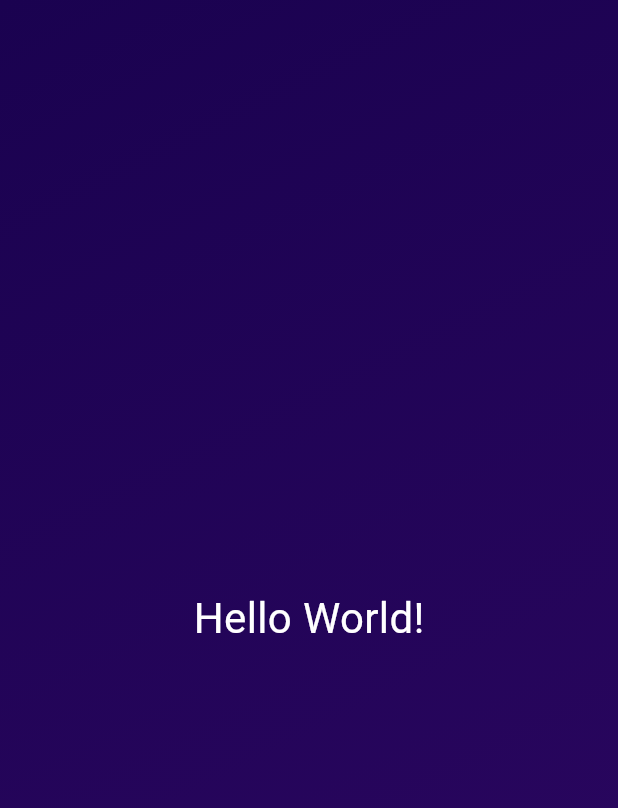
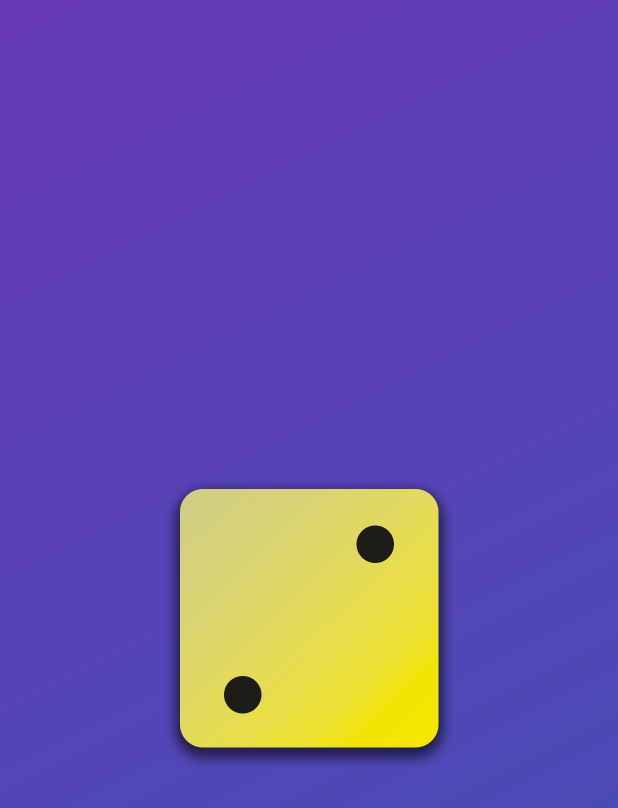
Before and after one commit to MinhNhatQA15101910/flutter_basics, a Flutter app: the screen it shows after launch, on a phone screen of 412 x 824 dp. Shown: the top 808 px of the screen. Run offline on Flutter 3.47's test engine with Material 3 defaults, Android fonts, the phone set to English and light mode, and no system bars.

Commit message:
Displaying images and using multiple constructor functions

```diff
--- a/lib/gradient_container.dart
+++ b/lib/gradient_container.dart
@@ -1,11 +1,15 @@
-import 'package:basics/styled_text.dart';
 import 'package:flutter/material.dart';
 
 const startAlignment = Alignment.topLeft;
 const endAlignment = Alignment.bottomRight;
 
 class GradientContainer extends StatelessWidget {
-  const GradientContainer({super.key, required this.color1, required this.color2});
+  const GradientContainer(
+      {super.key, required this.color1, required this.color2});
+
+  const GradientContainer.purple({super.key})
+      : color1 = Colors.deepPurple,
+        color2 = Colors.indigo;
 
   final Color color1;
   final Color color2;
@@ -20,8 +24,11 @@ class GradientContainer extends StatelessWidget {
           end: endAlignment,
         ),
       ),
-      child: const Center(
-        child: StyledText("Hello World!"),
+      child: Center(
+        child: Image.asset(
+          'assets/images/dice-2.png',
+          width: 200,
+        ),
       ),
     );
   }
--- a/lib/main.dart
+++ b/lib/main.dart
@@ -5,10 +5,7 @@ void main() {
   runApp(
     const MaterialApp(
       home: Scaffold(
-        body: GradientContainer(
-          color1: Color.fromARGB(255, 26, 2, 80),
-          color2: Color.fromARGB(255, 45, 7, 98),
-        ),
+        body: GradientContainer.purple()
       ),
     ),
   );
```
Also changed, not shown: pubspec.yaml (+7 -3 lines), assets/images/dice-1.png (added), assets/images/dice-2.png (added), assets/images/dice-3.png (added), assets/images/dice-4.png (added), assets/images/dice-5.png (added), assets/images/dice-6.png (added).
